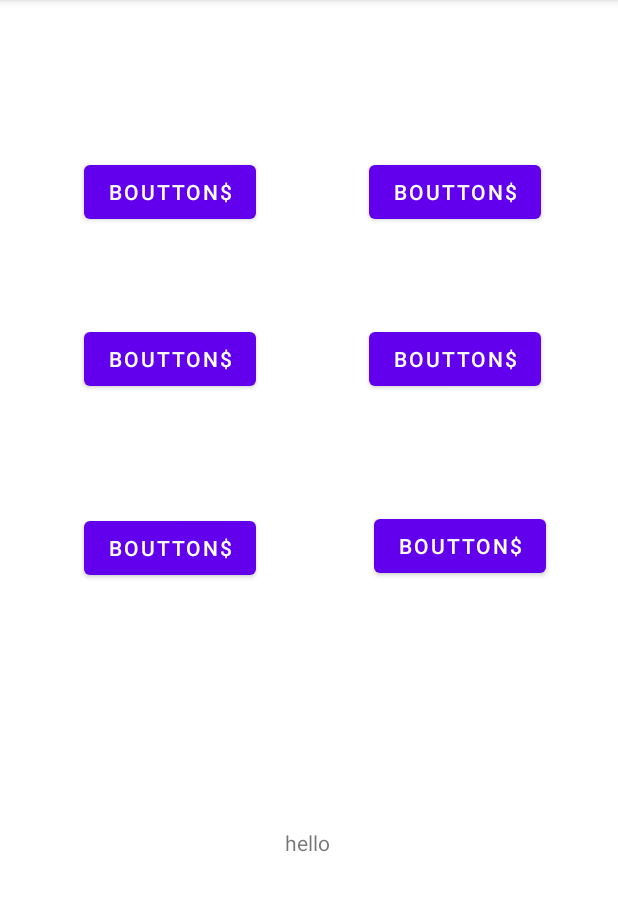
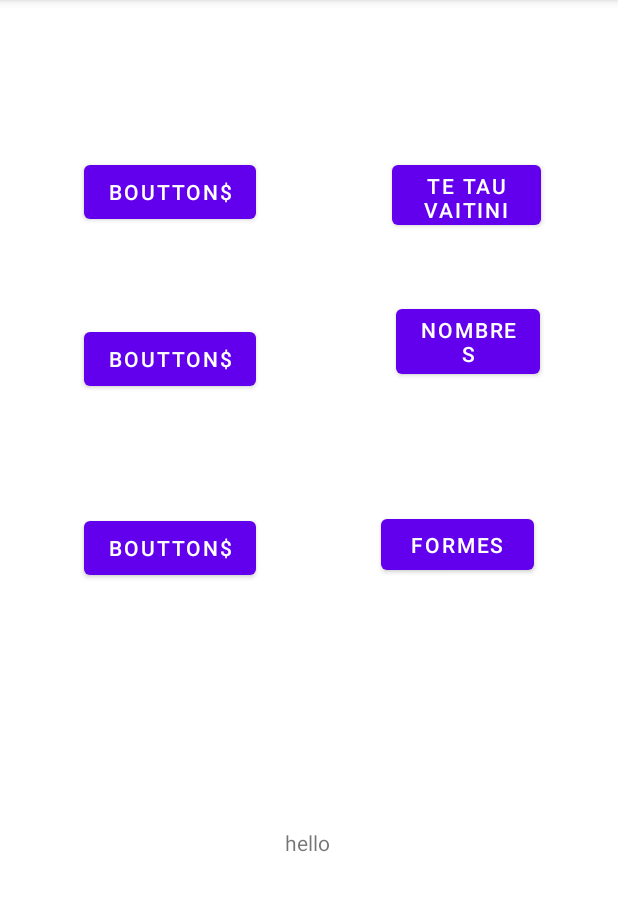
Before and after one commit to Jotarooo/retest4, an Android app: the screen it shows after launch (MainActivity), on a phone screen of 412 x 824 dp, the part 84-995 px from its top. Run offline under Robolectric (Android 15) with nearby library versions, the phone set to English and light mode, and no system bars.

Commit message:
nom activites

```diff
--- a/app/src/main/res/layout/activity_main.xml
+++ b/app/src/main/res/layout/activity_main.xml
@@ -53,33 +53,33 @@
 
     <Button
         android:id="@+id/button5"
-        android:layout_width="wrap_content"
-        android:layout_height="wrap_content"
+        android:layout_width="99dp"
+        android:layout_height="52dp"
         android:layout_marginTop="104dp"
         android:layout_marginEnd="51dp"
-        android:text="@string/otheracti"
+        android:text="@string/te_tau_vaitinitxt"
         app:layout_constraintEnd_toEndOf="parent"
         app:layout_constraintTop_toTopOf="parent"
         tools:ignore="MissingConstraints" />
 
     <Button
         android:id="@+id/button6"
-        android:layout_width="wrap_content"
-        android:layout_height="wrap_content"
-        android:layout_marginTop="215dp"
-        android:layout_marginEnd="51dp"
-        android:text="@string/otheracti"
+        android:layout_width="96dp"
+        android:layout_height="55dp"
+        android:layout_marginTop="200dp"
+        android:layout_marginEnd="52dp"
+        android:text="@string/nombrestxt"
         app:layout_constraintEnd_toEndOf="parent"
         app:layout_constraintTop_toTopOf="parent"
         tools:ignore="MissingConstraints" />
 
     <Button
         android:id="@+id/button7"
-        android:layout_width="wrap_content"
-        android:layout_height="wrap_content"
+        android:layout_width="102dp"
+        android:layout_height="46dp"
         android:layout_marginTop="340dp"
-        android:layout_marginEnd="48dp"
-        android:text="@string/otheracti"
+        android:layout_marginEnd="56dp"
+        android:text="@string/formestxt"
         app:layout_constraintEnd_toEndOf="parent"
         app:layout_constraintTop_toTopOf="parent"
         tools:ignore="MissingConstraints" />
--- a/app/src/main/res/values/strings.xml
+++ b/app/src/main/res/values/strings.xml
@@ -4,4 +4,7 @@
     <string name="menu">hello</string>
     <string name="Retour">retour arriere</string>
     <string name="te_tau_vaitini">Te Tau Vaitini</string>
+    <string name="te_tau_vaitinitxt">Te tau Vaitini</string>
+    <string name="nombrestxt">Nombres</string>
+    <string name="formestxt">Formes</string>
 </resources>
```
